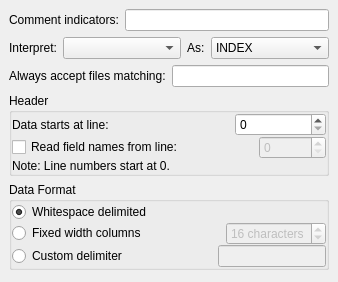
This is src/datasources/ascii/asciiconfig.ui in Kst-plot/kst as Qt 5 draws it before an edit. The edited form follows.
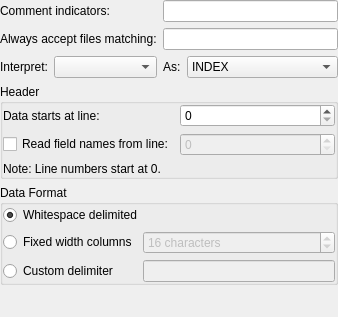
This is the edited form.

Commit message: * Make ascii config look better and give a good name to the dialog.

Patch:
```diff
--- a/src/datasources/ascii/asciiconfig.ui
+++ b/src/datasources/ascii/asciiconfig.ui
@@ -6,25 +6,25 @@
     <x>0</x>
     <y>0</y>
     <width>338</width>
-    <height>282</height>
+    <height>317</height>
    </rect>
   </property>
   <layout class="QVBoxLayout" >
-   <property name="margin" >
-    <number>9</number>
+   <property name="leftMargin" >
+    <number>0</number>
    </property>
-   <property name="spacing" >
-    <number>6</number>
+   <property name="topMargin" >
+    <number>0</number>
    </property>
-   <item>
-    <layout class="QHBoxLayout" >
-     <property name="margin" >
+   <property name="rightMargin" >
       <number>0</number>
      </property>
-     <property name="spacing" >
-      <number>6</number>
+   <property name="bottomMargin" >
+    <number>0</number>
      </property>
      <item>
+    <layout class="QGridLayout" >
+     <item row="0" column="0" >
       <widget class="QLabel" name="textLabel1" >
        <property name="text" >
         <string>Comment indicators:</string>
@@ -37,19 +37,24 @@
        </property>
       </widget>
      </item>
-     <item>
+     <item row="0" column="1" >
       <widget class="QLineEdit" name="_delimiters" />
      </item>
-    </layout>
-   </item>
-   <item>
+     <item row="1" column="0" >
+      <widget class="QLabel" name="textLabel1_2" >
+       <property name="text" >
+        <string>Always accept files matching:</string>
+       </property>
+       <property name="wordWrap" >
+        <bool>false</bool>
+       </property>
+      </widget>
+     </item>
+     <item row="1" column="1" >
+      <widget class="QLineEdit" name="_fileNamePattern" />
+     </item>
+     <item row="2" column="0" >
     <layout class="QHBoxLayout" >
-     <property name="margin" >
-      <number>0</number>
-     </property>
-     <property name="spacing" >
-      <number>6</number>
-     </property>
      <item>
       <widget class="QLabel" name="_indexVectorLabel" >
        <property name="text" >
@@ -66,15 +71,17 @@
      <item>
       <widget class="QComboBox" name="_indexVector" >
        <property name="sizePolicy" >
-        <sizepolicy>
-         <hsizetype>1</hsizetype>
-         <vsizetype>0</vsizetype>
+          <sizepolicy vsizetype="Fixed" hsizetype="Minimum" >
          <horstretch>1</horstretch>
          <verstretch>0</verstretch>
         </sizepolicy>
        </property>
       </widget>
      </item>
+      </layout>
+     </item>
+     <item row="2" column="1" >
+      <layout class="QHBoxLayout" >
      <item>
       <widget class="QLabel" name="_indexTypeLabel" >
        <property name="text" >
@@ -91,9 +98,7 @@
      <item>
       <widget class="QComboBox" name="_indexType" >
        <property name="sizePolicy" >
-        <sizepolicy>
-         <hsizetype>1</hsizetype>
-         <vsizetype>0</vsizetype>
+          <sizepolicy vsizetype="Fixed" hsizetype="Minimum" >
          <horstretch>1</horstretch>
          <verstretch>0</verstretch>
         </sizepolicy>
@@ -117,27 +122,6 @@
      </item>
     </layout>
    </item>
-   <item>
-    <layout class="QHBoxLayout" >
-     <property name="margin" >
-      <number>0</number>
-     </property>
-     <property name="spacing" >
-      <number>6</number>
-     </property>
-     <item>
-      <widget class="QLabel" name="textLabel1_2" >
-       <property name="text" >
-        <string>Always accept files matching:</string>
-       </property>
-       <property name="wordWrap" >
-        <bool>false</bool>
-       </property>
-      </widget>
-     </item>
-     <item>
-      <widget class="QLineEdit" name="_fileNamePattern" />
-     </item>
     </layout>
    </item>
    <item>
@@ -145,27 +129,25 @@
      <property name="title" >
       <string>Header</string>
      </property>
-     <layout class="QVBoxLayout" >
-      <property name="margin" >
-       <number>0</number>
-      </property>
-      <property name="spacing" >
-       <number>0</number>
-      </property>
-      <item>
        <layout class="QHBoxLayout" >
-        <property name="margin" >
+      <property name="leftMargin" >
          <number>0</number>
         </property>
-        <property name="spacing" >
-         <number>6</number>
+      <property name="topMargin" >
+       <number>0</number>
+      </property>
+      <property name="rightMargin" >
+       <number>0</number>
+      </property>
+      <property name="bottomMargin" >
+       <number>0</number>
         </property>
         <item>
+       <layout class="QGridLayout" >
+        <item row="0" column="0" >
          <widget class="QLabel" name="textLabel1_3" >
           <property name="sizePolicy" >
-           <sizepolicy>
-            <hsizetype>5</hsizetype>
-            <vsizetype>5</vsizetype>
+           <sizepolicy vsizetype="Preferred" hsizetype="Preferred" >
             <horstretch>3</horstretch>
             <verstretch>0</verstretch>
            </sizepolicy>
@@ -181,28 +163,10 @@
           </property>
          </widget>
         </item>
-        <item>
-         <spacer>
-          <property name="orientation" >
-           <enum>Qt::Horizontal</enum>
-          </property>
-          <property name="sizeType" >
-           <enum>QSizePolicy::Expanding</enum>
-          </property>
-          <property name="sizeHint" >
-           <size>
-            <width>81</width>
-            <height>21</height>
-           </size>
-          </property>
-         </spacer>
-        </item>
-        <item>
+        <item row="0" column="1" >
          <widget class="QSpinBox" name="_startLine" >
           <property name="sizePolicy" >
-           <sizepolicy>
-            <hsizetype>1</hsizetype>
-            <vsizetype>0</vsizetype>
+           <sizepolicy vsizetype="Fixed" hsizetype="Minimum" >
             <horstretch>2</horstretch>
             <verstretch>0</verstretch>
            </sizepolicy>
@@ -212,48 +176,20 @@
           </property>
          </widget>
         </item>
-       </layout>
-      </item>
-      <item>
-       <layout class="QHBoxLayout" >
-        <property name="margin" >
-         <number>0</number>
-        </property>
-        <property name="spacing" >
-         <number>6</number>
-        </property>
-        <item>
+        <item row="1" column="0" >
          <widget class="QCheckBox" name="_readFields" >
           <property name="text" >
            <string>Read field names from line:</string>
           </property>
          </widget>
         </item>
-        <item>
-         <spacer>
-          <property name="orientation" >
-           <enum>Qt::Horizontal</enum>
-          </property>
-          <property name="sizeType" >
-           <enum>QSizePolicy::Expanding</enum>
-          </property>
-          <property name="sizeHint" >
-           <size>
-            <width>81</width>
-            <height>21</height>
-           </size>
-          </property>
-         </spacer>
-        </item>
-        <item>
+        <item row="1" column="1" >
          <widget class="QSpinBox" name="_fieldsLine" >
           <property name="enabled" >
            <bool>false</bool>
           </property>
           <property name="sizePolicy" >
-           <sizepolicy>
-            <hsizetype>1</hsizetype>
-            <vsizetype>0</vsizetype>
+           <sizepolicy vsizetype="Fixed" hsizetype="Minimum" >
             <horstretch>2</horstretch>
             <verstretch>0</verstretch>
            </sizepolicy>
@@ -263,14 +199,10 @@
           </property>
          </widget>
         </item>
-       </layout>
-      </item>
-      <item>
+        <item row="2" column="0" colspan="2" >
        <widget class="QLabel" name="textLabel1_9" >
         <property name="sizePolicy" >
-         <sizepolicy>
-          <hsizetype>5</hsizetype>
-          <vsizetype>5</vsizetype>
+           <sizepolicy vsizetype="Preferred" hsizetype="Preferred" >
           <horstretch>3</horstretch>
           <verstretch>0</verstretch>
          </sizepolicy>
@@ -284,6 +216,8 @@
        </widget>
       </item>
      </layout>
+      </item>
+     </layout>
     </widget>
    </item>
    <item>
@@ -291,14 +225,22 @@
      <property name="title" >
       <string>Data Format</string>
      </property>
-     <layout class="QVBoxLayout" >
-      <property name="margin" >
+     <layout class="QHBoxLayout" >
+      <property name="leftMargin" >
        <number>0</number>
       </property>
-      <property name="spacing" >
+      <property name="topMargin" >
+       <number>0</number>
+      </property>
+      <property name="rightMargin" >
+       <number>0</number>
+      </property>
+      <property name="bottomMargin" >
        <number>0</number>
       </property>
       <item>
+       <layout class="QGridLayout" >
+        <item row="0" column="0" colspan="2" >
        <widget class="QRadioButton" name="_whitespace" >
         <property name="text" >
          <string>Whitespace delimited</string>
@@ -308,38 +250,14 @@
         </property>
        </widget>
       </item>
-      <item>
-       <layout class="QHBoxLayout" >
-        <property name="margin" >
-         <number>0</number>
-        </property>
-        <property name="spacing" >
-         <number>6</number>
-        </property>
-        <item>
+        <item row="1" column="0" >
          <widget class="QRadioButton" name="_fixed" >
           <property name="text" >
            <string>Fixed width columns</string>
           </property>
          </widget>
         </item>
-        <item>
-         <spacer>
-          <property name="orientation" >
-           <enum>Qt::Horizontal</enum>
-          </property>
-          <property name="sizeType" >
-           <enum>QSizePolicy::Expanding</enum>
-          </property>
-          <property name="sizeHint" >
-           <size>
-            <width>21</width>
-            <height>20</height>
-           </size>
-          </property>
-         </spacer>
-        </item>
-        <item>
+        <item row="1" column="1" >
          <widget class="QSpinBox" name="_columnWidth" >
           <property name="enabled" >
            <bool>false</bool>
@@ -355,40 +273,14 @@
           </property>
          </widget>
         </item>
-       </layout>
-      </item>
-      <item>
-       <layout class="QHBoxLayout" >
-        <property name="margin" >
-         <number>0</number>
-        </property>
-        <property name="spacing" >
-         <number>6</number>
-        </property>
-        <item>
+        <item row="2" column="0" >
          <widget class="QRadioButton" name="_custom" >
           <property name="text" >
            <string>Custom delimiter</string>
           </property>
          </widget>
         </item>
-        <item>
-         <spacer>
-          <property name="orientation" >
-           <enum>Qt::Horizontal</enum>
-          </property>
-          <property name="sizeType" >
-           <enum>QSizePolicy::Expanding</enum>
-          </property>
-          <property name="sizeHint" >
-           <size>
-            <width>31</width>
-            <height>21</height>
-           </size>
-          </property>
-         </spacer>
-        </item>
-        <item>
+        <item row="2" column="1" >
          <widget class="QLineEdit" name="_columnDelimiter" >
           <property name="enabled" >
            <bool>false</bool>
@@ -410,8 +302,8 @@
      </property>
      <property name="sizeHint" >
       <size>
-       <width>320</width>
-       <height>20</height>
+       <width>338</width>
+       <height>16</height>
       </size>
      </property>
     </spacer>
```
Lines whose indentation alone changed are shown as unchanged. The commit also changes 1 other file.
